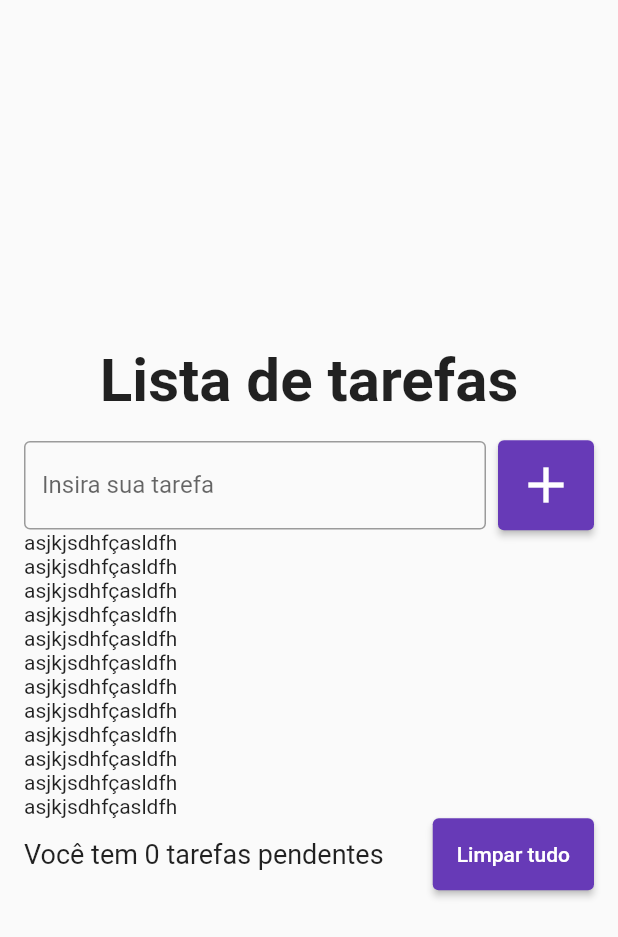
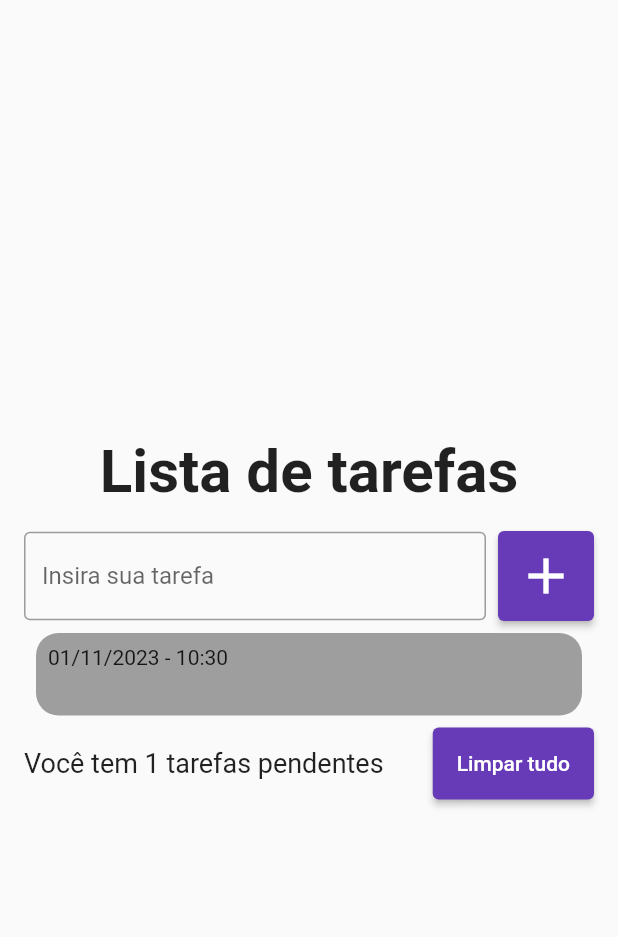
Before and after one commit to douglasroberto90/lista_de_tarefas_aula, a Flutter app: the screen it shows after launch, after a tap on the "add" icon, on a phone screen of 412 x 824 dp. Shown: the top 937 px of the screen. Run offline on Flutter 3.47's test engine with Material 2 defaults, Android fonts, the phone set to English and light mode, and no system bars; drawn by our look-alikes of flutter_slidable.

Commit message:
Alterações
Alterações

```diff
--- a/lib/models/list_item.dart
+++ /dev/null
@@ -1,7 +0,0 @@
-class ListItem{
-
-  ListItem({required this.title,required this.dateTime});
-
-  DateTime dateTime;
-  String title;
-}
--- /dev/null
+++ b/lib/models/tarefa.dart
@@ -0,0 +1,7 @@
+class Tarefa{
+
+  Tarefa({required this.title,required this.dateTime});
+
+  DateTime dateTime;
+  String title;
+}
--- a/lib/pages/home_page.dart
+++ b/lib/pages/home_page.dart
@@ -1,10 +1,18 @@
 import 'package:flutter/material.dart';
-import 'package:task_list/models/list_item.dart';
+import 'package:task_list/models/tarefa.dart';
+import 'package:task_list/widgets/card_tarefa.dart';
 
-class HomePage extends StatelessWidget {
+class HomePage extends StatefulWidget {
   HomePage({super.key});
 
-  List<ListItem> lista = [];
+  @override
+  State<HomePage> createState() => _HomePageState();
+}
+
+class _HomePageState extends State<HomePage> {
+  final TextEditingController listItemController = TextEditingController();
+
+  List<Tarefa> lista = [];
 
   @override
   Widget build(BuildContext context) {
@@ -29,6 +37,7 @@ class HomePage extends StatelessWidget {
                 children: [
                   Expanded(
                       child: TextField(
+                    controller: listItemController,
                     decoration: InputDecoration(
                       border: OutlineInputBorder(),
                       labelText: "Insira sua tarefa",
@@ -43,7 +52,15 @@ class HomePage extends StatelessWidget {
                       backgroundColor: Colors.deepPurple,
                       padding: EdgeInsets.all(10),
                     ),
-                    onPressed: () {},
+                    onPressed: () {
+                      //método pra quando incluir o item
+                      String titulo = listItemController.text;
+                      setState(() {
+                        Tarefa tarefa = Tarefa(title: titulo, dateTime: DateTime.now());
+                        lista.add(tarefa);
+                      });
+                      listItemController.clear();
+                    },
                     child: Icon(
                       Icons.add,
                       size: 40,
@@ -55,42 +72,8 @@ class HomePage extends StatelessWidget {
                 child: ListView(
                   shrinkWrap: true,
                   children: [
-                    Container(
-                      child: Text("asjkjsdhfçasldfh"),
-                    ),
-                    Container(
-                      child: Text("asjkjsdhfçasldfh"),
-                    ),
-                    Container(
-                      child: Text("asjkjsdhfçasldfh"),
-                    ),
-                    Container(
-                      child: Text("asjkjsdhfçasldfh"),
-                    ),
-                    Container(
-                      child: Text("asjkjsdhfçasldfh"),
-                    ),
-                    Container(
-                      child: Text("asjkjsdhfçasldfh"),
-                    ),
-                    Container(
-                      child: Text("asjkjsdhfçasldfh"),
-                    ),
-                    Container(
-                      child: Text("asjkjsdhfçasldfh"),
-                    ),
-                    Container(
-                      child: Text("asjkjsdhfçasldfh"),
-                    ),
-                    Container(
-                      child: Text("asjkjsdhfçasldfh"),
-                    ),
-                    Container(
-                      child: Text("asjkjsdhfçasldfh"),
-                    ),
-                    Container(
-                      child: Text("asjkjsdhfçasldfh"),
-                    ),
+                    for (Tarefa tarefa in lista)
+                      CardTarefa(titulo: tarefa.title, data: tarefa.dateTime),
                   ],
                 ),
               ),
@@ -98,7 +81,7 @@ class HomePage extends StatelessWidget {
                 children: [
                   Expanded(
                     child: Text(
-                      "Você tem 0 tarefas pendentes",
+                      "Você tem ${lista.length} tarefas pendentes",
                       style: TextStyle(
                         fontSize: 18,
                       ),
--- /dev/null
+++ b/lib/widgets/card_tarefa.dart
@@ -0,0 +1,44 @@
+import 'package:flutter/material.dart';
+import 'package:flutter_slidable/flutter_slidable.dart';
+import 'package:task_list/models/tarefa.dart';
+import 'package:intl/intl.dart';
+
+class CardTarefa extends StatelessWidget {
+  const CardTarefa({super.key, required this.titulo, required this.data});
+
+  final String titulo;
+  final DateTime data;
+
+  @override
+  Widget build(BuildContext context) {
+    return Slidable(
+      child: Padding(
+        padding: const EdgeInsets.all(8),
+        child: Container(
+          decoration: BoxDecoration(
+              color: Colors.grey, borderRadius: BorderRadius.circular(15)),
+          child: Padding(
+            padding: const EdgeInsets.all(8),
+            child: Column(
+              crossAxisAlignment: CrossAxisAlignment.start,
+              children: [
+                Text(
+                  DateFormat("dd/MM/yyyy - HH:mm").format(data),
+                  style: TextStyle(
+                    fontSize: 14,
+                  ),
+                ),
+                Text(
+                  titulo,
+                  style: TextStyle(
+                    fontSize: 20,
+                  ),
+                ),
+              ],
+            ),
+          ),
+        ),
+      ),
+    );
+  }
+}
--- a/lib/widgets/tasklist_list_item.dart
+++ /dev/null
@@ -1,12 +0,0 @@
-
-
-import 'package:flutter/material.dart';
-
-class Task extends StatelessWidget {
-  const Task({super.key});
-
-  @override
-  Widget build(BuildContext context) {
-    return const Placeholder();
-  }
-}
--- a/pubspec.yaml
+++ b/pubspec.yaml
@@ -30,7 +30,8 @@ environment:
 dependencies:
   flutter:
     sdk: flutter
-
+  intl: ^0.18.1
+  flutter_slidable: ^3.0.0
 
   # The following adds the Cupertino Icons font to your application.
   # Use with the CupertinoIcons class for iOS style icons.
```
Also changed, not shown: pubspec.lock.
